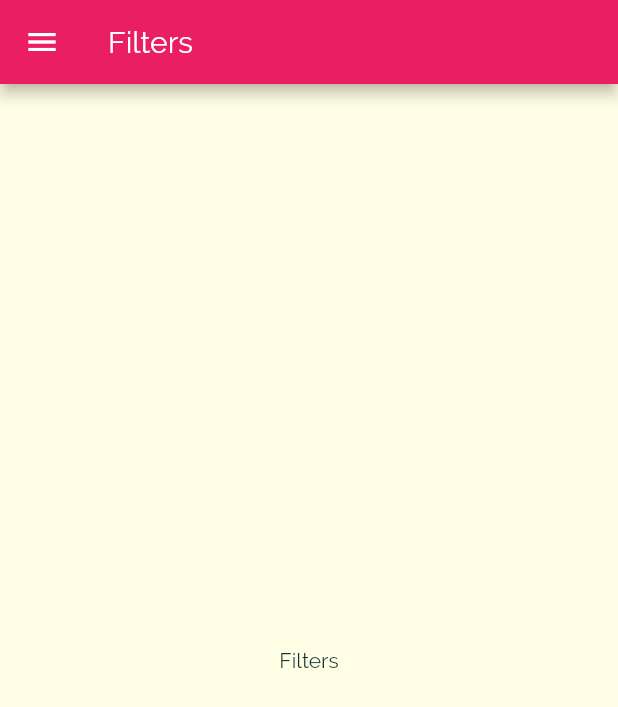
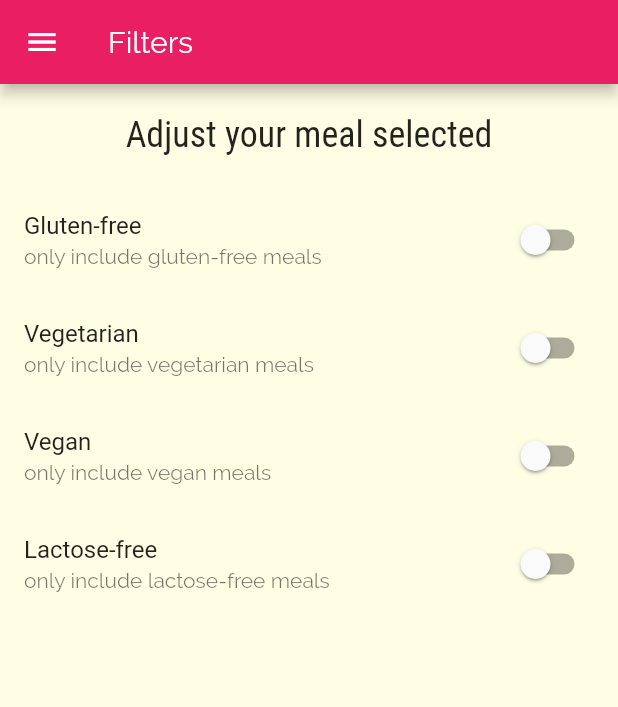
Before and after one commit to Liight/suber_eats, a Flutter app: the FiltersScreen screen opened by its route, on a phone screen of 412 x 824 dp. Shown: the top 707 px of the screen. Run offline on Flutter 3.47's test engine with Material 2 defaults, Android fonts, the phone set to English and light mode, and no system bars.

Commit message:
- add filter page switches

```diff
--- a/lib/screens/filters_screen.dart
+++ b/lib/screens/filters_screen.dart
@@ -3,9 +3,33 @@ import 'package:flutter/material.dart';
 // custom
 import '../widgets/main_drawer.dart';
 
-class FiltersScreen extends StatelessWidget {
+class FiltersScreen extends StatefulWidget {
   const FiltersScreen({Key key}) : super(key: key);
   static const routeName = '/filters';
+
+  @override
+  _FiltersScreenState createState() => _FiltersScreenState();
+}
+
+class _FiltersScreenState extends State<FiltersScreen> {
+  bool _glutenFree = false;
+  bool _vegetarian = false;
+  bool _vegan = false;
+  bool _lactoseFree = false;
+
+  Widget buildSwitchListTile(
+    String title,
+    String description,
+    bool currentValue,
+    Function updateValue,
+  ) {
+    return SwitchListTile(
+      title: Text(title),
+      value: currentValue,
+      subtitle: Text(description),
+      onChanged: updateValue,
+    );
+  }
 
   @override
   Widget build(BuildContext context) {
@@ -14,7 +38,63 @@ class FiltersScreen extends StatelessWidget {
         title: Text('Filters'),
       ),
       drawer: MainDrawer(),
-      body: Center(child: Text('Filters')),
+      body: Column(
+        children: <Widget>[
+          Container(
+            padding: EdgeInsets.all(20),
+            child: Text(
+              'Adjust your meal selected',
+              style: Theme.of(context).textTheme.title,
+            ),
+          ),
+          Expanded(
+            child: ListView(
+              children: <Widget>[
+                buildSwitchListTile(
+                  'Gluten-free',
+                  'only include gluten-free meals',
+                  _glutenFree,
+                  (newValue) {
+                    setState(() {
+                      _glutenFree = newValue;
+                    });
+                  },
+                ),
+                buildSwitchListTile(
+                  'Vegetarian',
+                  'only include vegetarian meals',
+                  _vegetarian,
+                  (newValue) {
+                    setState(() {
+                      _vegetarian = newValue;
+                    });
+                  },
+                ),
+                buildSwitchListTile(
+                  'Vegan',
+                  'only include vegan meals',
+                  _vegan,
+                  (newValue) {
+                    setState(() {
+                      _vegan = newValue;
+                    });
+                  },
+                ),
+                buildSwitchListTile(
+                  'Lactose-free',
+                  'only include lactose-free meals',
+                  _lactoseFree,
+                  (newValue) {
+                    setState(() {
+                      _lactoseFree = newValue;
+                    });
+                  },
+                ),
+              ],
+            ),
+          )
+        ],
+      ),
     );
   }
 }
```
